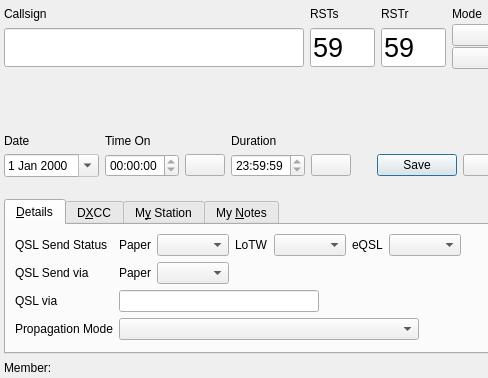
Qt form ui/NewContactWidget.ui (jg3hlx/QLog) before a commit; both pictures show x 0 to 488 and y 0 to 378 of the 971 by 378 pixel window.
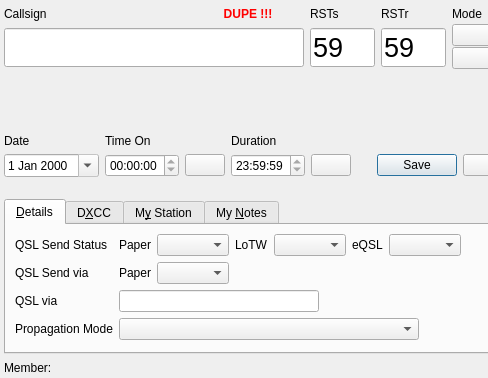
The same form after that commit. Icons and pictures are not drawn. Custom widgets are drawn as their Qt base class.

Patch:
```diff
--- a/ui/NewContactWidget.ui
+++ b/ui/NewContactWidget.ui
@@ -164,6 +164,19 @@
              </property>
             </widget>
            </item>
+           <item>
+            <widget class="QLabel" name="dupeLabel">
+             <property name="styleSheet">
+              <string notr="true">QLabel { color : red; }</string>
+             </property>
+             <property name="text">
+              <string>&lt;b&gt;DUPE !!!&lt;/b&gt;</string>
+             </property>
+             <property name="alignment">
+              <set>Qt::AlignCenter</set>
+             </property>
+            </widget>
+           </item>
           </layout>
          </item>
          <item row="1" column="5">
```
Left out of the diff: 1 changed line with no effect on the pictures.
